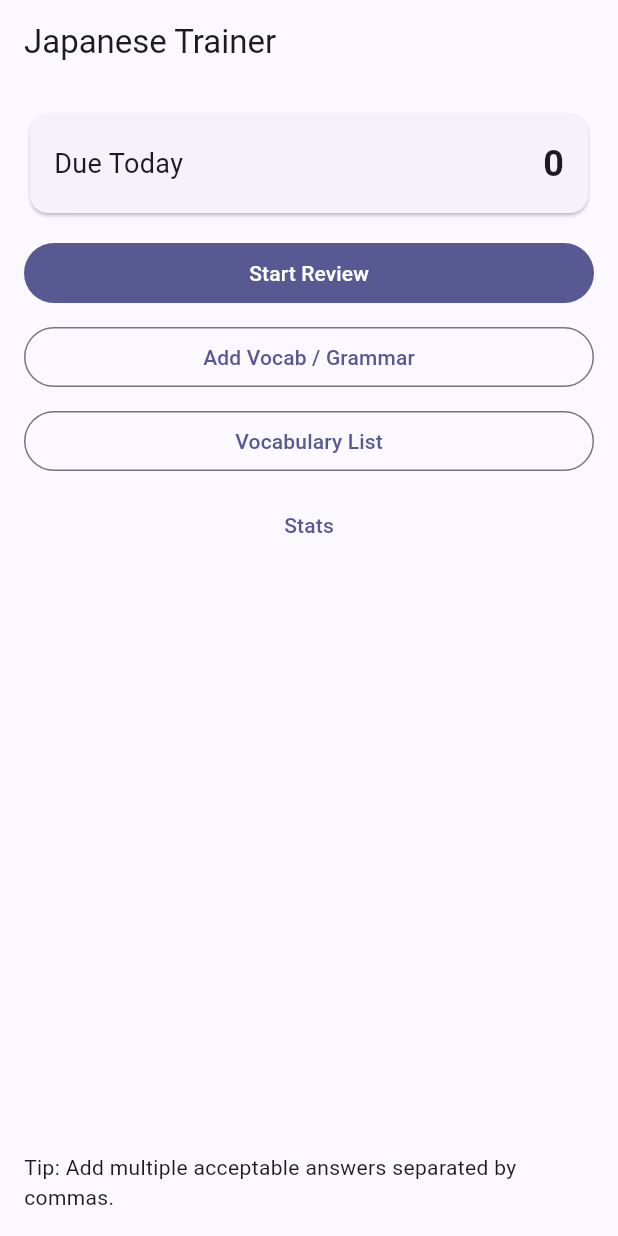
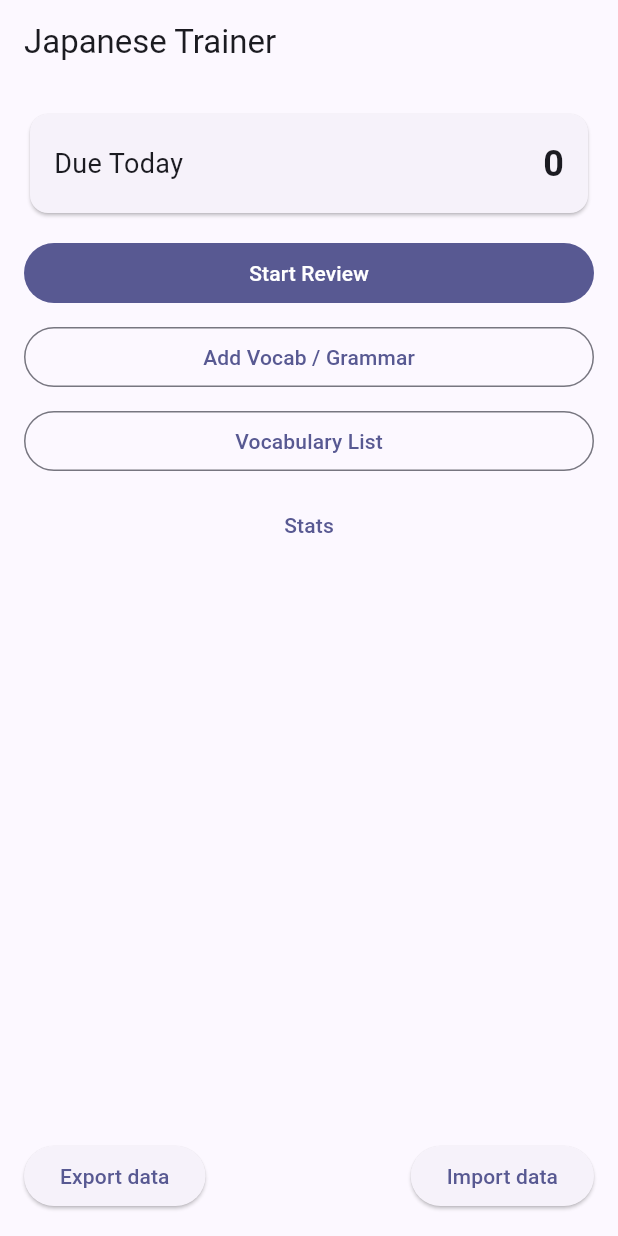
Before and after one commit to TeslaC00/Lang_practice, a Flutter app: the screen it shows after launch, on a phone screen of 412 x 824 dp. Run offline on Flutter 3.47's test engine with Material 3 defaults, Android fonts, the phone set to English and light mode, and no system bars; our stand-ins replace file_picker, hive, hive_flutter; accounts and stored records are empty.

Commit message:
Add: export and import data functionality

```diff
--- a/lib/screens/home_screen.dart
+++ b/lib/screens/home_screen.dart
@@ -6,6 +6,7 @@ import 'package:lang_practice/models/vocab.dart';
 import 'package:lang_practice/screens/review_screen.dart';
 import 'package:lang_practice/screens/stats_screen.dart';
 import 'package:lang_practice/screens/vocab_list_screen.dart';
+import 'package:lang_practice/services/data_io.dart';
 
 import 'add_edit_vocab_screen.dart';
 
@@ -77,8 +78,18 @@ class HomeScreen extends StatelessWidget {
               child: const Text('Stats'),
             ),
             const Spacer(),
-            const Text(
-              'Tip: Add multiple acceptable answers separated by commas.',
+            Row(
+              mainAxisAlignment: MainAxisAlignment.spaceBetween,
+              children: [
+                ElevatedButton(
+                  onPressed: () async => await exportData(context),
+                  child: Text("Export data"),
+                ),
+                ElevatedButton(
+                  onPressed: () async => await importData(context),
+                  child: Text("Import data"),
+                ),
+              ],
             ),
           ],
         ),
--- a/pubspec.yaml
+++ b/pubspec.yaml
@@ -34,7 +34,7 @@ dependencies:
   hive_flutter: ^1.1.0
   path_provider: ^2.1.4
   intl: ^0.20.2
-  uuid: ^4.5.1
+  file_picker: ^10.3.2
 
   # The following adds the Cupertino Icons font to your application.
   # Use with the CupertinoIcons class for iOS style icons.
```
Also changed, not shown: lib/services/data_io.dart (added, +83 -0 lines), pubspec.lock.
